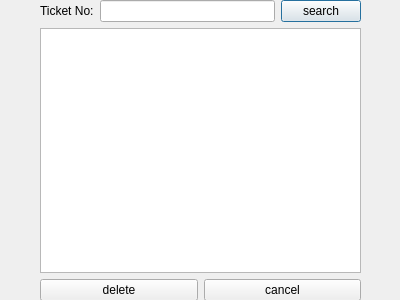
Qt form MyProj/deleteticket.ui (shahabbadihi/airport_managementt) before a commit.
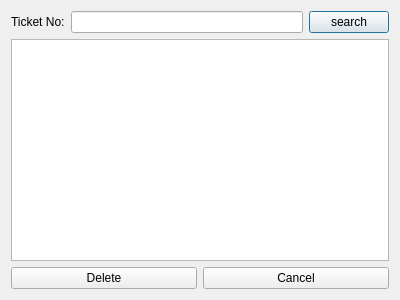
The same form after that commit.

Diff of the .ui file:
```diff
--- a/MyProj/deleteticket.ui
+++ b/MyProj/deleteticket.ui
@@ -13,15 +13,8 @@
   <property name="windowTitle">
    <string>Dialog</string>
   </property>
-  <widget class="QWidget" name="">
-   <property name="geometry">
-    <rect>
-     <x>40</x>
-     <y>0</y>
-     <width>321</width>
-     <height>301</height>
-    </rect>
-   </property>
+  <layout class="QVBoxLayout" name="verticalLayout_3">
+   <item>
    <layout class="QVBoxLayout" name="verticalLayout_2">
     <item>
      <layout class="QVBoxLayout" name="verticalLayout">
@@ -60,21 +53,22 @@
       <item>
        <widget class="QPushButton" name="deleteButton">
         <property name="text">
-         <string>delete</string>
+          <string>Delete</string>
         </property>
        </widget>
       </item>
       <item>
        <widget class="QPushButton" name="cancelButton">
         <property name="text">
-         <string>cancel</string>
+          <string>Cancel</string>
         </property>
        </widget>
       </item>
      </layout>
     </item>
    </layout>
-  </widget>
+   </item>
+  </layout>
  </widget>
  <resources/>
  <connections/>
```
Lines whose indentation alone changed are shown as unchanged.
